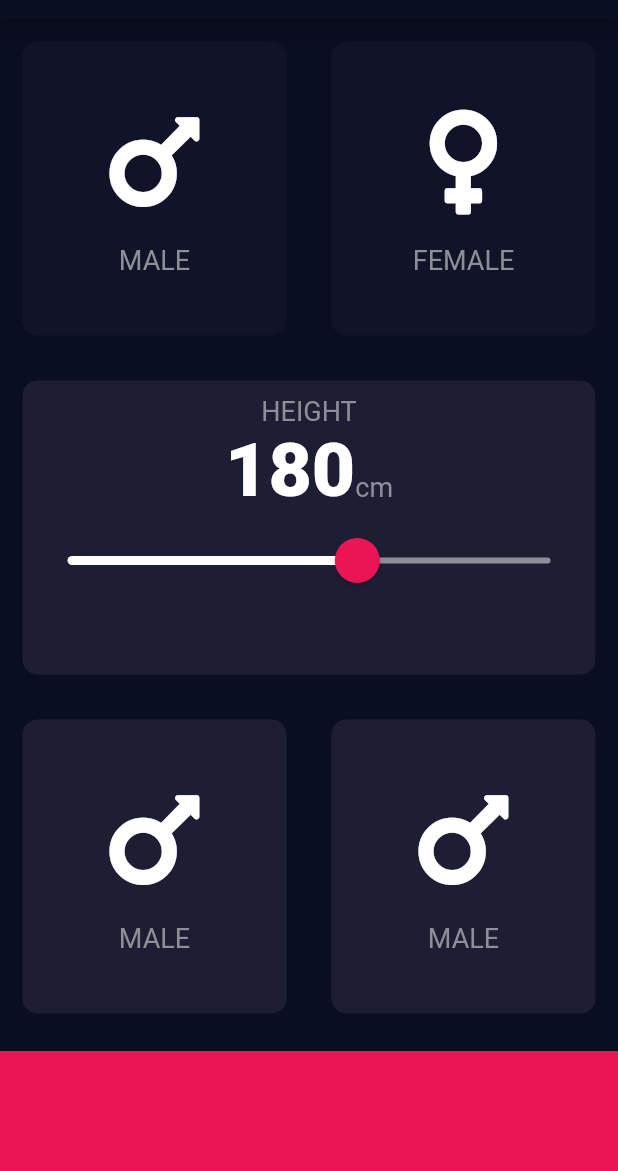
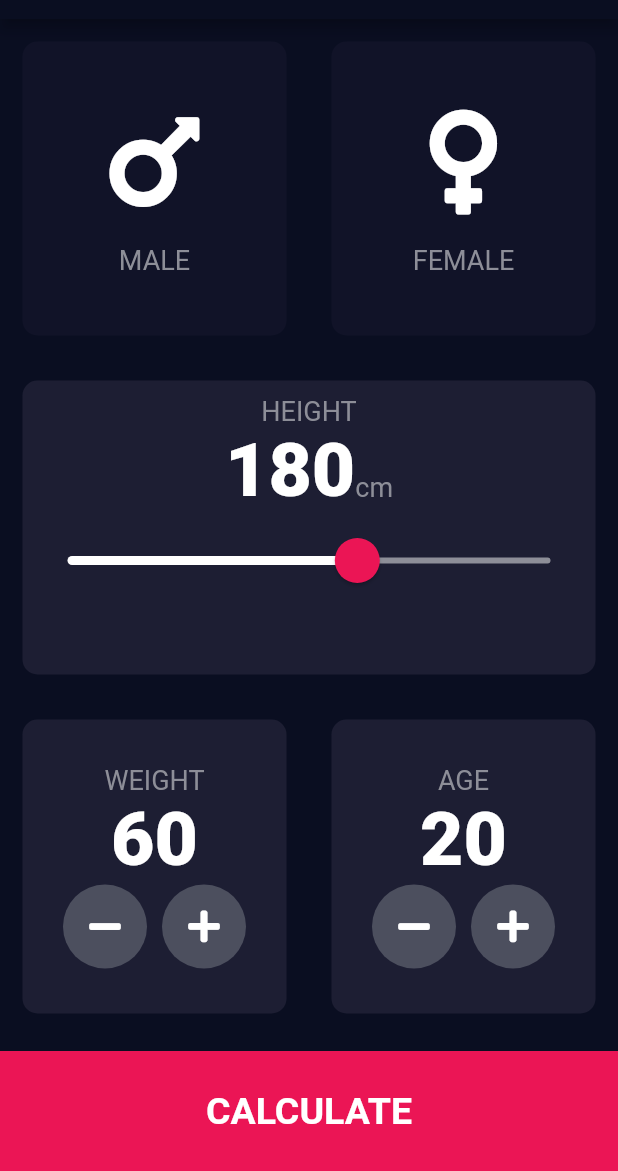
Before and after one commit to i-aiymen/Bmi-Calculator, a Flutter app: the screen it shows after launch, on a phone screen of 412 x 824 dp, the part 65-1236 px from its top. Run offline on Flutter 3.47's test engine with Material 2 defaults, Android fonts, the phone set to English and light mode, and no system bars; our stand-ins replace font_awesome_flutter.

```diff
--- /dev/null
+++ b/lib/components/bottom_button.dart
@@ -0,0 +1,27 @@
+import 'package:bmi/constants.dart';
+import 'package:flutter/material.dart';
+
+
+class BottomButton extends StatelessWidget {
+  BottomButton({required this.buttonTitle, required this.onTap});
+  final String buttonTitle;
+  final VoidCallback onTap;
+
+  @override
+  Widget build(BuildContext context) {
+    return GestureDetector(
+      onTap: onTap,
+      child: Container(
+        child: Center(
+            child: Text(
+          buttonTitle,
+          style: LargeButtonTextStyle,
+        )),
+        color: bottomContainerColour,
+        margin: EdgeInsets.only(top: 10),
+        width: double.infinity,
+        height: bottomContainerHeight,
+      ),
+    );
+  }
+}
--- /dev/null
+++ b/lib/components/round_icon_button.dart
@@ -0,0 +1,28 @@
+import 'package:flutter/material.dart';
+
+class RoundIconButton extends StatelessWidget {
+  RoundIconButton(
+      {required this.icon, required this.colour, required this.onPressed});
+
+  final IconData icon;
+  final Color colour;
+  final VoidCallback onPressed;
+
+  @override
+  Widget build(BuildContext context) {
+    return RawMaterialButton(
+      child: Icon(
+        icon,
+        color: colour,
+      ),
+      elevation: 0,
+      constraints: BoxConstraints.tightFor(
+        width: 56.0,
+        height: 56.0,
+      ),
+      onPressed: onPressed,
+      shape: CircleBorder(),
+      fillColor: Color(0xFF4C4F5E),
+    );
+  }
+}
--- a/lib/main.dart
+++ b/lib/main.dart
@@ -1,6 +1,6 @@
+import 'package:bmi/screens/input_page.dart';
 import 'package:flutter/material.dart';
 
-import 'input_page.dart';
 
 void main() {
   runApp(const MyApp());
--- a/lib/input_page.dart
+++ b/lib/screens/input_page.dart
@@ -1,9 +1,13 @@
 import 'package:bmi/constants.dart';
-import 'package:bmi/reusable_card.dart';
+import 'package:bmi/screens/results_page.dart';
 import 'package:flutter/material.dart';
 import 'package:font_awesome_flutter/font_awesome_flutter.dart';
 
-import 'icon_content.dart';
+import '../components/bottom_button.dart';
+import '../components/icon_content.dart';
+import '../components/reusable_card.dart';
+import '../components/round_icon_button.dart';
+
 
 enum Gender {
   male,
@@ -19,6 +23,8 @@ class InputPage extends StatefulWidget {
 class _InputPageState extends State<InputPage> {
   Gender selectedGender = Gender.init;
   int height = 180;
+  int weight = 60;
+  int age = 20;
 
   @override
   Widget build(BuildContext context) {
@@ -126,25 +132,97 @@ class _InputPageState extends State<InputPage> {
                     child: ReusableCard(
                         onPress: () {},
                         colour: activeCardColour,
-                        cardChild: IconContent(
-                          icon: FontAwesomeIcons.mars,
-                          label: 'MALE',
+                        cardChild: Column(
+                          mainAxisAlignment: MainAxisAlignment.center,
+                          children: [
+                            Text(
+                              "WEIGHT",
+                              style: lableTextStyle,
+                            ),
+                            Text(
+                              weight.toString(),
+                              style: NumberTextStyle,
+                            ),
+                            Row(
+                              mainAxisAlignment: MainAxisAlignment.center,
+                              children: [
+                                RoundIconButton(
+                                  icon: FontAwesomeIcons.minus,
+                                  colour: Colors.white,
+                                  onPressed: () {
+                                    setState(() {
+                                      weight--;
+                                    });
+                                  },
+                                ),
+                                SizedBox(
+                                  width: 10,
+                                ),
+                                RoundIconButton(
+                                  icon: FontAwesomeIcons.plus,
+                                  colour: Colors.white,
+                                  onPressed: () {
+                                    setState(() {
+                                      weight++;
+                                    });
+                                  },
+                                ),
+                              ],
+                            )
+                          ],
                         ))),
                 Expanded(
                     child: ReusableCard(
                         onPress: () {},
                         colour: activeCardColour,
-                        cardChild: IconContent(
-                          icon: FontAwesomeIcons.mars,
-                          label: 'MALE',
+                        cardChild: Column(
+                          mainAxisAlignment: MainAxisAlignment.center,
+                          children: [
+                            Text(
+                              "AGE",
+                              style: lableTextStyle,
+                            ),
+                            Text(
+                              age.toString(),
+                              style: NumberTextStyle,
+                            ),
+                            Row(
+                              mainAxisAlignment: MainAxisAlignment.center,
+                              children: [
+                                RoundIconButton(
+                                  icon: FontAwesomeIcons.minus,
+                                  colour: Colors.white,
+                                  onPressed: () {
+                                    setState(() {
+                                      age--;
+                                    });
+                                  },
+                                ),
+                                SizedBox(
+                                  width: 10,
+                                ),
+                                RoundIconButton(
+                                  icon: FontAwesomeIcons.plus,
+                                  colour: Colors.white,
+                                  onPressed: () {
+                                    setState(() {
+                                      age++;
+                                    });
+                                  },
+                                ),
+                              ],
+                            )
+                          ],
                         ))),
               ],
             )),
-            Container(
-              color: bottomContainerColour,
-              margin: EdgeInsets.only(top: 10),
-              width: double.infinity,
-              height: bottomContainerHeight,
+            BottomButton(
+              buttonTitle: "CALCULATE",
+              onTap: () {
+                Navigator.push(context, MaterialPageRoute(builder: (context) {
+                  return ResultsPage();
+                }));
+              },
             )
           ],
         ));
```
Also changed, not shown: lib/constants.dart (+25 -0 lines), lib/screens/results_page.dart (added, +64 -0 lines), lib/components/icon_content.dart (renamed from lib/icon_content.dart), lib/components/reusable_card.dart (renamed from lib/reusable_card.dart).
